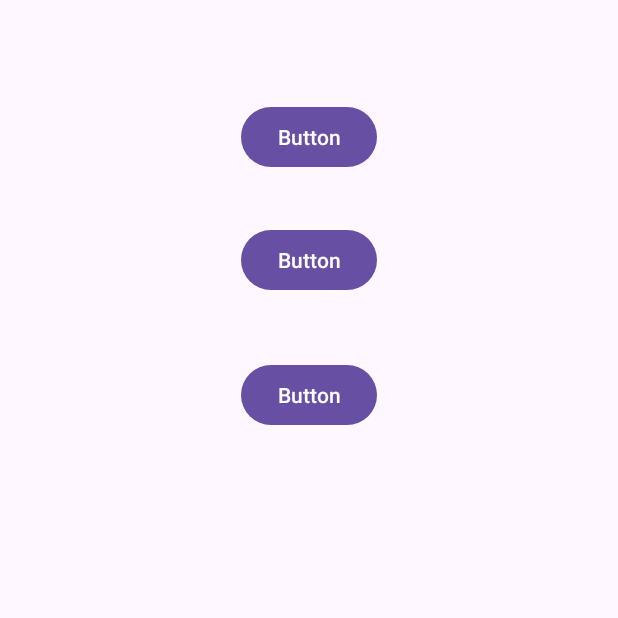
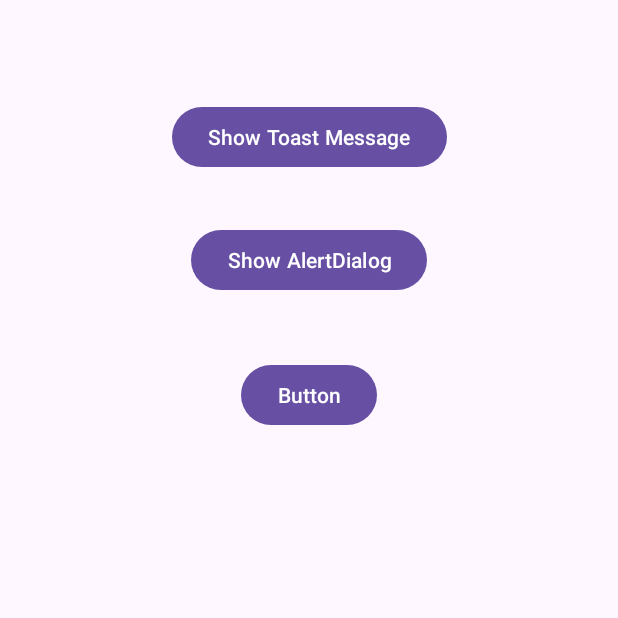
Before and after one commit to Sunrock14/kotlin-andorid-learn-app, an Android app: the A04AlertMessage screen opened directly, with no data from a screen before it, on a phone screen of 412 x 824 dp, the top half of it. Run offline under Robolectric (Android 15) with nearby library versions, the phone set to English and light mode, and no system bars.

Commit message:
alert messages

```diff
--- a/app/src/main/java/com/farukkocademir/mylearnapp/A04AlertMessage.kt
+++ b/app/src/main/java/com/farukkocademir/mylearnapp/A04AlertMessage.kt
@@ -1,20 +1,51 @@
 package com.farukkocademir.mylearnapp
 
 import android.os.Bundle
+import android.view.View
+import android.widget.Toast
 import androidx.activity.enableEdgeToEdge
+import androidx.appcompat.app.AlertDialog
 import androidx.appcompat.app.AppCompatActivity
 import androidx.core.view.ViewCompat
 import androidx.core.view.WindowInsetsCompat
+import com.farukkocademir.mylearnapp.databinding.ActivityA01PersonBinding
+import com.farukkocademir.mylearnapp.databinding.ActivityA04AlertMessageBinding
 
 class A04AlertMessage : AppCompatActivity() {
+
+    private lateinit var  binding : ActivityA04AlertMessageBinding
     override fun onCreate(savedInstanceState: Bundle?) {
         super.onCreate(savedInstanceState)
         enableEdgeToEdge()
-        setContentView(R.layout.activity_a04_alert_message)
-        ViewCompat.setOnApplyWindowInsetsListener(findViewById(R.id.main)) { v, insets ->
-            val systemBars = insets.getInsets(WindowInsetsCompat.Type.systemBars())
-            v.setPadding(systemBars.left, systemBars.top, systemBars.right, systemBars.bottom)
-            insets
+
+        binding = ActivityA04AlertMessageBinding.inflate(layoutInflater)
+        setContentView(binding.root)
+    }
+    // Üç farklı mesaj gösterme yöntemi vardır
+    // 1. Toast Mesajı
+    // 2. AlertDialog Mesajı
+    // 3. Snackbar Mesajı
+
+    // Context nedir? : Uygulamanın nerede çalıştığı takip etmek için kullanılır.
+    // Context uygulamanın hangi aktivitede olduğunu gösterir.
+    // Activity Context => this : Genelde activity context kullanılır.
+    // Application Context : Uygulamanın kendisini gösterir.
+
+    fun ShowToastMesssage(view : View){
+        Toast.makeText(this,"Button Tıklandı", Toast.LENGTH_LONG).show()
+        //Toast.makeText(this,"Button Tıklandı", Toast.LENGTH_LONG).show()
+    }
+    fun ShowAlertDialog(view : View){
+        val alert = AlertDialog.Builder(this)
+        alert.setTitle("Başlık")
+        alert.setMessage("Mesaj")
+        alert.setPositiveButton("Tamam"){dialog, which ->
+            Toast.makeText(this,"Tamam seçildi",Toast.LENGTH_LONG).show()
         }
+        alert.setNegativeButton("İptal"){dialog, which ->
+            Toast.makeText(this,"İptal seçildi",Toast.LENGTH_LONG).show()
+        }
+        alert.show()
+
     }
 }
--- a/app/src/main/res/layout/activity_a04_alert_message.xml
+++ b/app/src/main/res/layout/activity_a04_alert_message.xml
@@ -12,7 +12,8 @@
         android:layout_width="wrap_content"
         android:layout_height="wrap_content"
         android:layout_marginTop="67dp"
-        android:text="Button"
+        android:onClick="ShowToastMesssage"
+        android:text="Show Toast Message"
         app:layout_constraintEnd_toEndOf="parent"
         app:layout_constraintStart_toStartOf="parent"
         app:layout_constraintTop_toTopOf="parent" />
@@ -22,7 +23,8 @@
         android:layout_width="wrap_content"
         android:layout_height="wrap_content"
         android:layout_marginTop="34dp"
-        android:text="Button"
+        android:onClick="ShowAlertDialog"
+        android:text="Show AlertDialog"
         app:layout_constraintEnd_toEndOf="parent"
         app:layout_constraintStart_toStartOf="parent"
         app:layout_constraintTop_toBottomOf="@+id/button15" />
```
